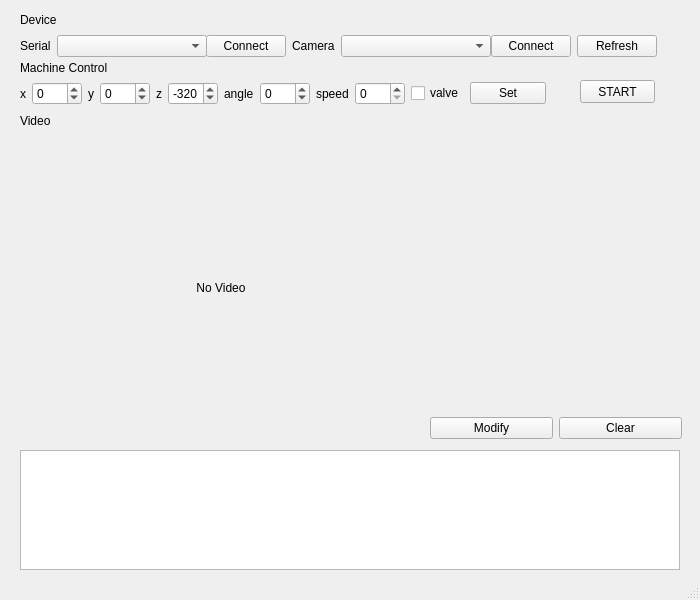
This is mainwindow.ui in WangYf-zju/Tetris2020 as Qt 5 draws it before an edit. The edited form follows.
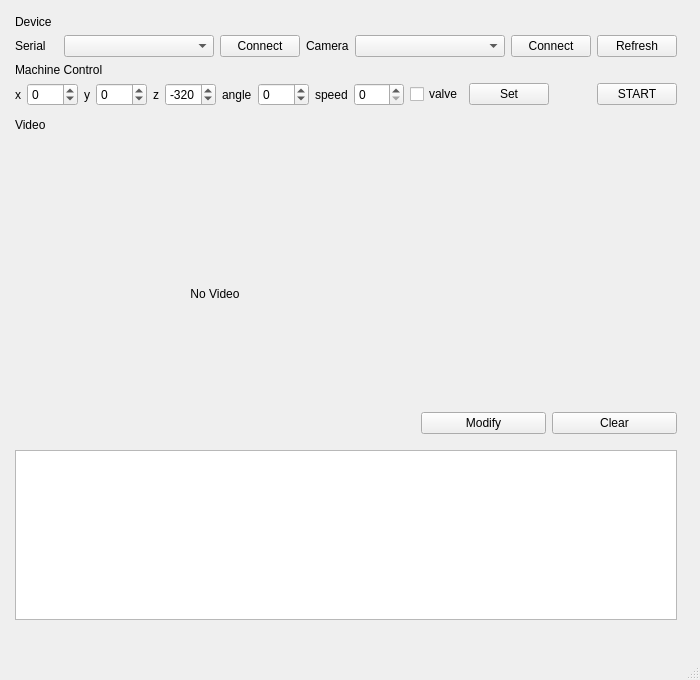
This is the edited form. Icons and pictures are not drawn. Custom widgets are drawn as their Qt base class.

Diff of the .ui file:
```diff
--- a/mainwindow.ui
+++ b/mainwindow.ui
@@ -7,7 +7,7 @@
     <x>0</x>
     <y>0</y>
     <width>700</width>
-    <height>600</height>
+    <height>680</height>
    </rect>
   </property>
   <property name="windowTitle">
@@ -27,12 +27,26 @@
    <widget class="QWidget" name="layoutWidget">
     <property name="geometry">
      <rect>
-      <x>20</x>
-      <y>10</y>
-      <width>637</width>
-      <height>47</height>
+      <x>0</x>
+      <y>0</y>
+      <width>697</width>
+      <height>640</height>
      </rect>
     </property>
+    <layout class="QVBoxLayout" name="verticalLayout_5">
+     <property name="leftMargin">
+      <number>15</number>
+     </property>
+     <property name="topMargin">
+      <number>15</number>
+     </property>
+     <property name="rightMargin">
+      <number>20</number>
+     </property>
+     <property name="bottomMargin">
+      <number>20</number>
+     </property>
+     <item>
     <layout class="QVBoxLayout" name="verticalLayout">
      <item>
       <widget class="QLabel" name="label">
@@ -104,17 +118,12 @@
       </layout>
      </item>
     </layout>
-   </widget>
-   <widget class="QWidget" name="layoutWidget">
-    <property name="geometry">
-     <rect>
-      <x>20</x>
-      <y>60</y>
-      <width>526</width>
-      <height>45</height>
-     </rect>
-    </property>
+     </item>
+     <item>
     <layout class="QVBoxLayout" name="verticalLayout_2">
+       <property name="spacing">
+        <number>6</number>
+       </property>
      <item>
       <widget class="QLabel" name="label_4">
        <property name="text">
@@ -124,6 +133,9 @@
      </item>
      <item>
       <layout class="QHBoxLayout" name="horizontalLayout_2">
+         <property name="spacing">
+          <number>6</number>
+         </property>
        <item>
         <widget class="QLabel" name="label_5">
          <property name="text">
@@ -259,32 +271,33 @@
          </property>
         </widget>
        </item>
-      </layout>
-     </item>
-    </layout>
-   </widget>
+         <item>
+          <spacer name="horizontalSpacer">
+           <property name="orientation">
+            <enum>Qt::Horizontal</enum>
+           </property>
+           <property name="sizeHint" stdset="0">
+            <size>
+             <width>10</width>
+             <height>20</height>
+            </size>
+           </property>
+          </spacer>
+         </item>
+         <item>
    <widget class="QPushButton" name="PBStart">
-    <property name="geometry">
-     <rect>
-      <x>580</x>
-      <y>80</y>
-      <width>75</width>
-      <height>23</height>
-     </rect>
-    </property>
     <property name="text">
      <string>START</string>
     </property>
    </widget>
-   <widget class="QWidget" name="layoutWidget">
-    <property name="geometry">
-     <rect>
-      <x>20</x>
-      <y>110</y>
-      <width>402</width>
-      <height>328</height>
-     </rect>
-    </property>
+         </item>
+        </layout>
+       </item>
+      </layout>
+     </item>
+     <item>
+      <layout class="QHBoxLayout" name="horizontalLayout_4">
+       <item>
     <layout class="QVBoxLayout" name="verticalLayout_3">
      <item>
       <widget class="QLabel" name="label_10">
@@ -310,16 +323,8 @@
       </widget>
      </item>
     </layout>
-   </widget>
-   <widget class="QWidget" name="verticalLayoutWidget">
-    <property name="geometry">
-     <rect>
-      <x>430</x>
-      <y>110</y>
-      <width>252</width>
-      <height>339</height>
-     </rect>
-    </property>
+       </item>
+       <item>
     <layout class="QVBoxLayout" name="verticalLayout_4">
      <property name="spacing">
       <number>0</number>
@@ -362,16 +367,20 @@
       </layout>
      </item>
     </layout>
-   </widget>
+       </item>
+      </layout>
+     </item>
+     <item>
    <widget class="QTableView" name="TVList">
-    <property name="geometry">
-     <rect>
-      <x>20</x>
-      <y>450</y>
-      <width>660</width>
-      <height>120</height>
-     </rect>
-    </property>
+       <property name="minimumSize">
+        <size>
+         <width>0</width>
+         <height>50</height>
+        </size>
+       </property>
+      </widget>
+     </item>
+    </layout>
    </widget>
   </widget>
   <widget class="QMenuBar" name="menubar">
```
Left out of the diff: 13 changed lines with no effect on the pictures. Lines whose indentation alone changed are shown as unchanged.
